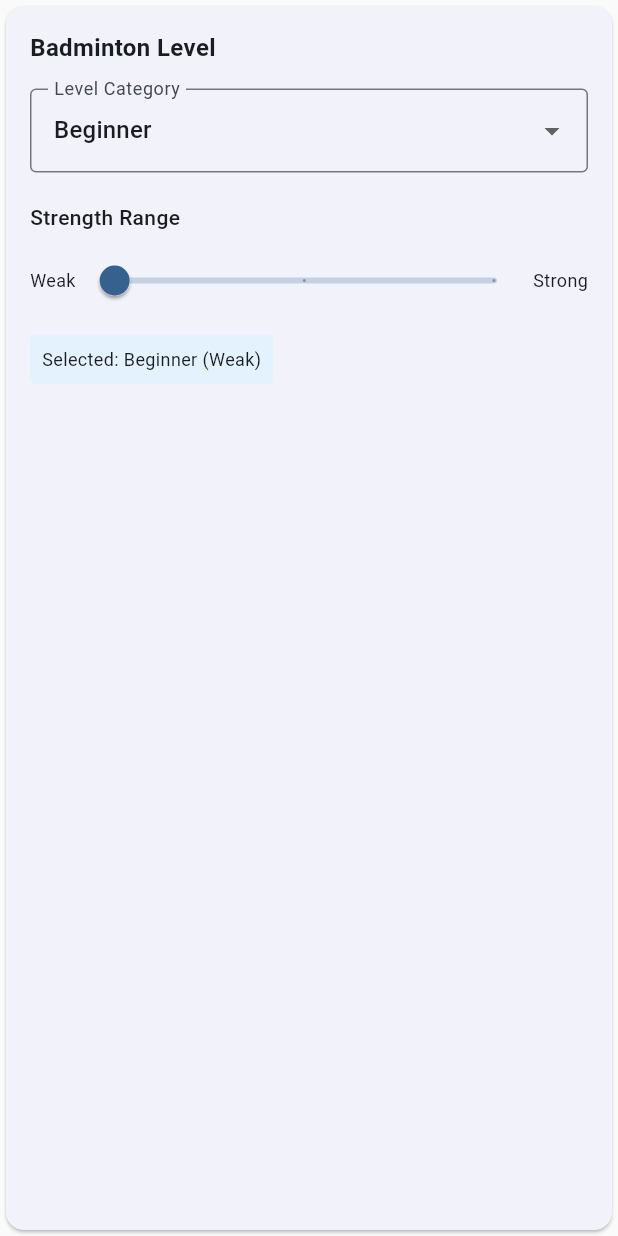
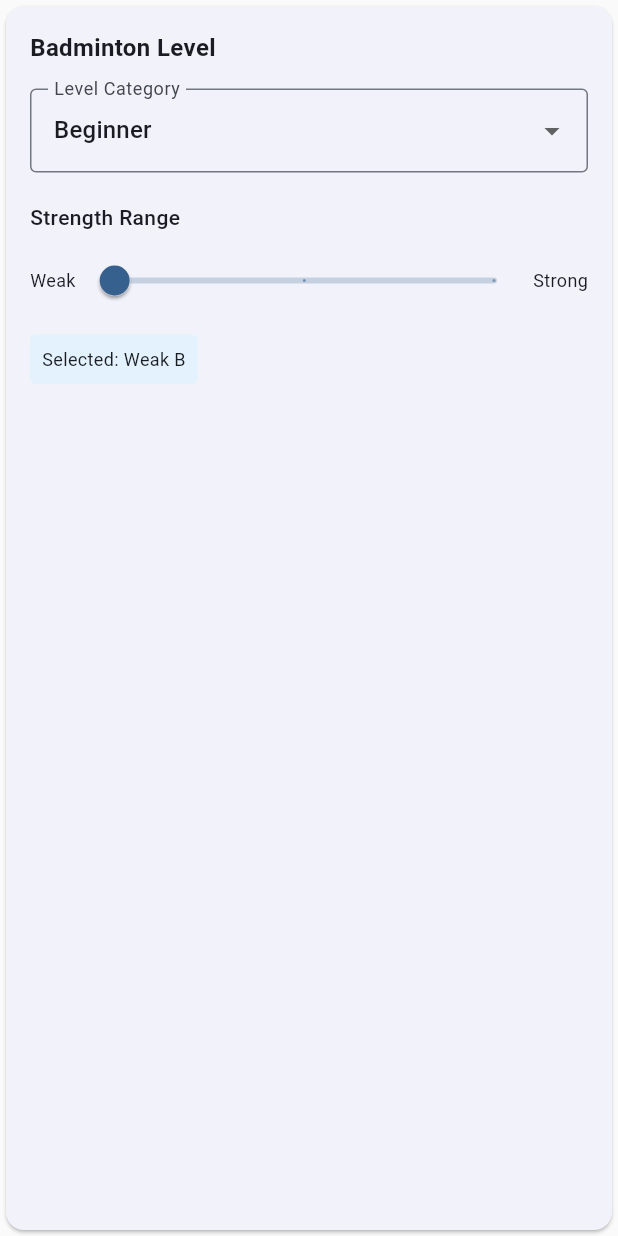
Before and after one commit to krlgarcia/badminton-q-system, a Flutter app: the BadmintonLevelSlider widget shown alone on an empty page, opened directly with empty values, on a phone screen of 412 x 824 dp. Run offline on Flutter 3.47's test engine with Material 3 defaults, Android fonts, the light colour scheme and no system bars.

Commit message:
some fixes

```diff
--- a/lib/models/player.dart
+++ b/lib/models/player.dart
@@ -112,6 +112,11 @@ class BadmintonLevel {
   }
 
   String get displayText {
+    // Handle Open Player specially - no strength variations
+    if (minCategory == LevelCategory.openPlayer && maxCategory == LevelCategory.openPlayer) {
+      return 'Open';
+    }
+
     if (minCategory == maxCategory) {
       // Same category range
       if (minStrength == maxStrength) {
@@ -119,11 +124,13 @@ class BadmintonLevel {
         return '${_getStrengthText(minStrength)} ${_getCategoryShortText(minCategory)}';
       } else {
         // Range within same category
-        return '${_getStrengthText(minStrength)} ${_getCategoryShortText(minCategory)}, ${_getStrengthText(maxStrength)} ${_getCategoryShortText(maxCategory)}';
+        return '${_getStrengthText(minStrength)} ${_getCategoryShortText(minCategory)} — ${_getStrengthText(maxStrength)} ${_getCategoryShortText(maxCategory)}';
       }
     } else {
       // Cross-category range
-      return '${_getStrengthText(minStrength)} ${_getCategoryShortText(minCategory)} to ${_getStrengthText(maxStrength)} ${_getCategoryShortText(maxCategory)}';
+      String minText = minCategory == LevelCategory.openPlayer ? 'Open' : '${_getStrengthText(minStrength)} ${_getCategoryShortText(minCategory)}';
+      String maxText = maxCategory == LevelCategory.openPlayer ? 'Open' : '${_getStrengthText(maxStrength)} ${_getCategoryShortText(maxCategory)}';
+      return '$minText — $maxText';
     }
   }
 
--- a/lib/screens/add_player_screen.dart
+++ b/lib/screens/add_player_screen.dart
@@ -320,6 +320,7 @@ class _AddPlayerScreenState extends State<AddPlayerScreen> {
     } else if (position <= 14) {
       return (category: LevelCategory.levelD, strength: LevelStrength.values[position - 12]);
     } else {
+      // Open Player - strength doesn't matter, always use strong as default
       return (category: LevelCategory.openPlayer, strength: LevelStrength.strong);
     }
   }
--- a/lib/screens/edit_player_screen.dart
+++ b/lib/screens/edit_player_screen.dart
@@ -73,7 +73,7 @@ class _EditPlayerScreenState extends State<EditPlayerScreen> {
         basePosition = 12;
         break;
       case LevelCategory.openPlayer:
-        return 15;
+        return 15; // Open Player is always position 15, regardless of strength
       case LevelCategory.beginner:
         return 0; // Fallback for beginner
     }
@@ -409,6 +409,7 @@ class _EditPlayerScreenState extends State<EditPlayerScreen> {
     } else if (position <= 14) {
       return (category: LevelCategory.levelD, strength: LevelStrength.values[position - 12]);
     } else {
+      // Open Player - strength doesn't matter, always use strong as default
       return (category: LevelCategory.openPlayer, strength: LevelStrength.strong);
     }
   }
--- a/lib/widgets/badminton_level_slider.dart
+++ b/lib/widgets/badminton_level_slider.dart
@@ -68,6 +68,38 @@ class _BadmintonLevelSliderState extends State<BadmintonLevelSlider> {
         return 'Strong';
       default:
         return 'Weak';
+    }
+  }
+
+  String _getCategoryShortText(LevelCategory category) {
+    switch (category) {
+      case LevelCategory.beginner:
+        return 'B';
+      case LevelCategory.intermediate:
+        return 'I';
+      case LevelCategory.levelG:
+        return 'G';
+      case LevelCategory.levelF:
+        return 'F';
+      case LevelCategory.levelE:
+        return 'E';
+      case LevelCategory.levelD:
+        return 'D';
+      case LevelCategory.openPlayer:
+        return 'O';
+    }
+  }
+
+  String _getNewFormatText() {
+    // Handle Open Player specially - no strength variations
+    if (selectedCategory == LevelCategory.openPlayer) {
+      return 'Open';
+    }
+
+    if (minValue == maxValue) {
+      return '${_getStrengthText(minValue.round())} ${_getCategoryShortText(selectedCategory)}';
+    } else {
+      return '${_getStrengthText(minValue.round())} ${_getCategoryShortText(selectedCategory)}, ${_getStrengthText(maxValue.round())} ${_getCategoryShortText(selectedCategory)}';
     }
   }
 
@@ -152,7 +184,7 @@ class _BadmintonLevelSliderState extends State<BadmintonLevelSlider> {
                 borderRadius: BorderRadius.circular(4),
               ),
               child: Text(
-                'Selected: ${_getCategoryDisplayText(selectedCategory)} (${_getStrengthText(minValue.round())}${minValue != maxValue ? ' - ${_getStrengthText(maxValue.round())}' : ''})',
+                'Selected: ${_getNewFormatText()}',
                 style: const TextStyle(fontSize: 12),
               ),
             ),
```
